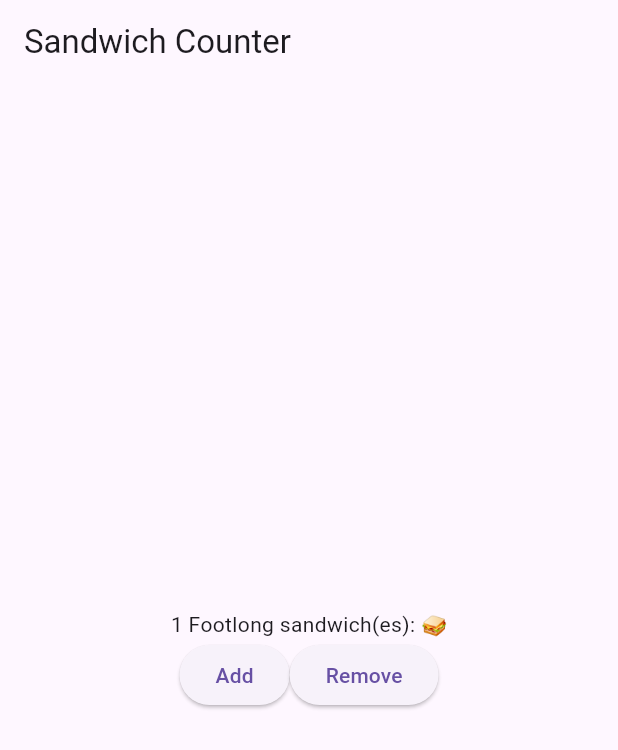
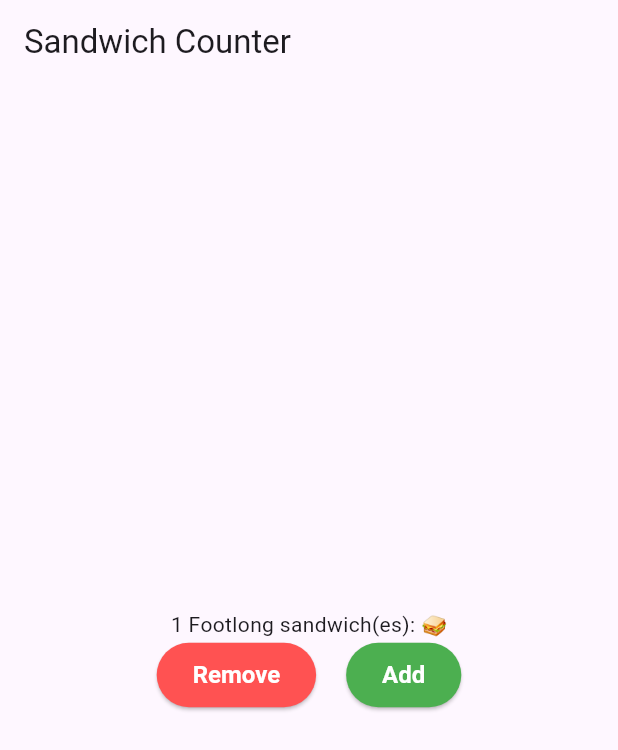
Before and after one commit to Xeniosgeorgakis/sadwich_shop, a Flutter app: the screen it shows after launch, after a tap on "Add", on a phone screen of 412 x 824 dp. Shown: the top 750 px of the screen. Run offline on Flutter 3.47's test engine with Material 3 defaults, Android fonts, the phone set to English and light mode, and no system bars.

Commit message:
changed buttons(colors and align)

```diff
--- a/lib/main.dart
+++ b/lib/main.dart
@@ -15,6 +15,7 @@ class App extends StatelessWidget {
     );
   }
 }
+
 class OrderScreen extends StatefulWidget {
   final int maxQuantity;
 
@@ -31,7 +32,11 @@ class _OrderScreenState extends State<OrderScreen> {
 
   void _increaseQuantity() {
     if (_quantity < widget.maxQuantity) {
-    setState(() => _quantity++);
+      setState(() {
+        _quantity++;
+        // Add this temporary line to see debugging in action
+        print('Current quantity: $_quantity');
+      });
     }
   }
 
@@ -56,15 +61,20 @@ Widget build(BuildContext context) {
               'Footlong',
             ),
             Row(
-            mainAxisAlignment: MainAxisAlignment.center,
+              mainAxisAlignment:
+                  MainAxisAlignment.center, // pushes buttons to edges
               children: [
-              ElevatedButton(
+                StyledButton(
+                  text: 'Remove',
+                  onPressed: _decreaseQuantity,
+                  backgroundColor: Colors.redAccent,
+                ),
+                const SizedBox(
+                    width: 20), // small gap (for safety on small screens)
+                StyledButton(
+                  text: 'Add',
                   onPressed: _increaseQuantity,
-                child: const Text('Add'),
-              ),
-              ElevatedButton(
-                onPressed: _decreaseQuantity,
-                child: const Text('Remove'),
+                  backgroundColor: Colors.green,
                 ),
               ],
             ),
@@ -74,7 +84,39 @@ Widget build(BuildContext context) {
     );
   }
 }
+class StyledButton extends StatelessWidget {
+  final String text; // Button label
+  final VoidCallback onPressed; // Callback when clicked
+  final Color backgroundColor; // Custom background color
+  final Color textColor; // Text color
+  final EdgeInsetsGeometry padding; // Optional padding
 
+  const StyledButton({
+    super.key,
+    required this.text,
+    required this.onPressed,
+    this.backgroundColor = Colors.blue,
+    this.textColor = Colors.white,
+    this.padding = const EdgeInsets.symmetric(horizontal: 24, vertical: 12),
+  });
+
+  @override
+  Widget build(BuildContext context) {
+    return ElevatedButton(
+      style: ElevatedButton.styleFrom(
+        backgroundColor: backgroundColor,
+        foregroundColor: textColor,
+        padding: padding,
+        textStyle: const TextStyle(
+          fontSize: 16,
+          fontWeight: FontWeight.bold,
+        ),
+      ),
+      onPressed: onPressed,
+      child: Text(text),
+    );
+  }
+}
 class OrderItemDisplay extends StatelessWidget {
   final String itemType;
   final int quantity;
```
Lines whose indentation alone changed are shown as unchanged.
